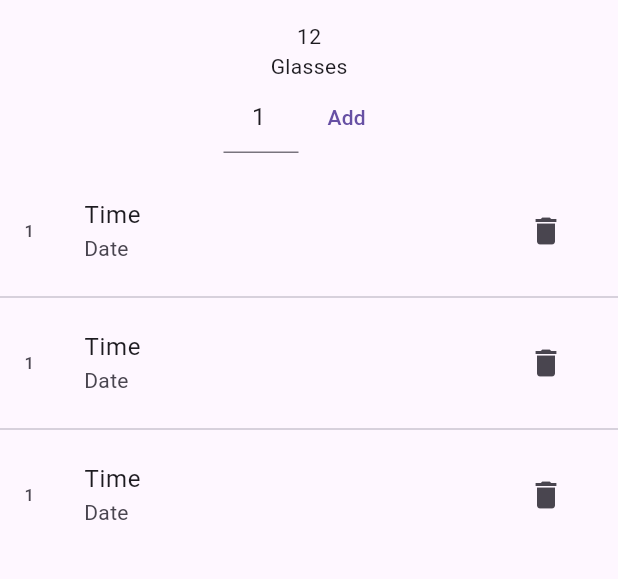
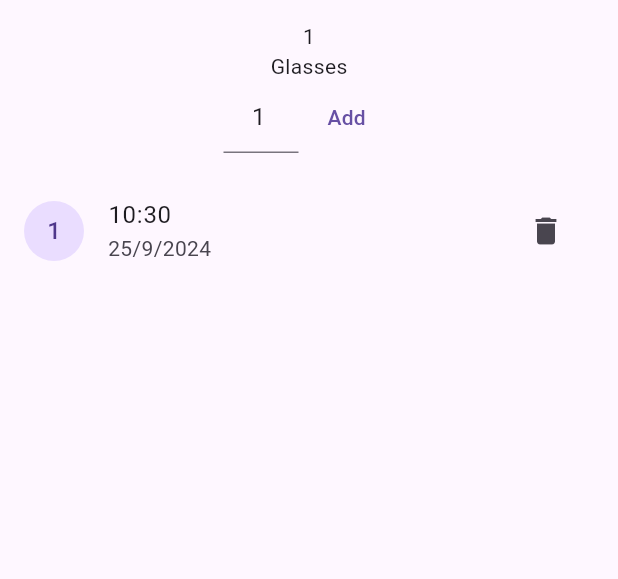
Before and after one commit to MahadiB2B/water_traker_app, a Flutter app: the screen it shows after launch, after a tap on "Add", on a phone screen of 412 x 824 dp, the part 63-642 px from its top. Run offline on Flutter 3.47's test engine with Material 3 defaults, Android fonts, the phone set to English and light mode, and no system bars.

Commit message:
water tracker app complited

```diff
--- a/lib/homeScreen.dart
+++ b/lib/homeScreen.dart
@@ -9,6 +9,8 @@ class HomeScreen extends StatefulWidget {
 
 class _HomeScreenState extends State<HomeScreen> {
  final TextEditingController  _glassNoTEController = TextEditingController(text:'1');
+ List<WaterTrack>waterTrackList =[];
+
   @override
   Widget build(BuildContext context) {
     return Scaffold(
@@ -17,8 +19,12 @@ class _HomeScreenState extends State<HomeScreen> {
       body: Column(
      crossAxisAlignment:CrossAxisAlignment.center,
         children: [
-          const Text("12"),
-          const Text("Glasses"),
+          Column(
+            children: [
+              Text(getTotalGlassCount().toString(),),
+              const Text("Glasses"),
+            ],
+          ),
           Row(
             mainAxisAlignment:MainAxisAlignment.center,
             children: [
@@ -30,21 +36,58 @@ class _HomeScreenState extends State<HomeScreen> {
                 textAlign: TextAlign.center,
               ),
             ),
-              TextButton(onPressed: (){},
+              TextButton(onPressed: _addNewWaterTrack,
                   child: const Text("Add")),
             ],
           ),
           const SizedBox(height: 16,),
           Expanded(
-            child: ListView.separated(itemBuilder: (context,index){return ListTile(
-              title: const Text("Time"),
-              subtitle: const Text("Date"),
-              leading: const Text("1"),
-              trailing: IconButton(onPressed: (){}, icon: const Icon(Icons.delete)),
+
+            child: ListView.separated(
+              itemCount: waterTrackList.length,
+              itemBuilder: (context,index){
+              final WaterTrack waterTrack = waterTrackList[index];
+              return ListTile(
+              title: Text('${waterTrack.dateTime.hour}:${waterTrack.dateTime.minute}'),
+              subtitle:  Text('${waterTrack.dateTime.day}/${waterTrack.dateTime.month}/${waterTrack.dateTime.year}'),
+              leading: CircleAvatar(child: Text('${waterTrack.noOfGlasses}')),
+              trailing: IconButton(onPressed:() => _onTapDeleteButton (index), icon: const Icon(Icons.delete)),
             );},
               separatorBuilder: (context,index){return const Divider();},
-              itemCount: 3),)
+             ),)
         ],
       ),
     );}
+ void _onTapDeleteButton(int index){
+    waterTrackList.removeAt(index);
+    setState(() {
+
+    });
+ }
+ int getTotalGlassCount(){
+    int counter =0;
+    for (WaterTrack t in waterTrackList){
+      counter += t.noOfGlasses;
+    }
+    return counter;
+ }
+  void _addNewWaterTrack(){
+ if (_glassNoTEController.text.isEmpty){
+   _glassNoTEController.text="1";
+ }
+    final int  noOfGlasses = int.tryParse(_glassNoTEController.text)?? 1;
+WaterTrack waterTrack = WaterTrack(noOfGlasses: noOfGlasses,
+ dateTime: DateTime.now(),);
+waterTrackList.add(waterTrack);
+setState(() {
+
+});
+  }
+
 }
+
+class WaterTrack{
+  final int noOfGlasses;
+  final DateTime dateTime;
+  WaterTrack({required this.noOfGlasses, required this.dateTime});
+}
```
